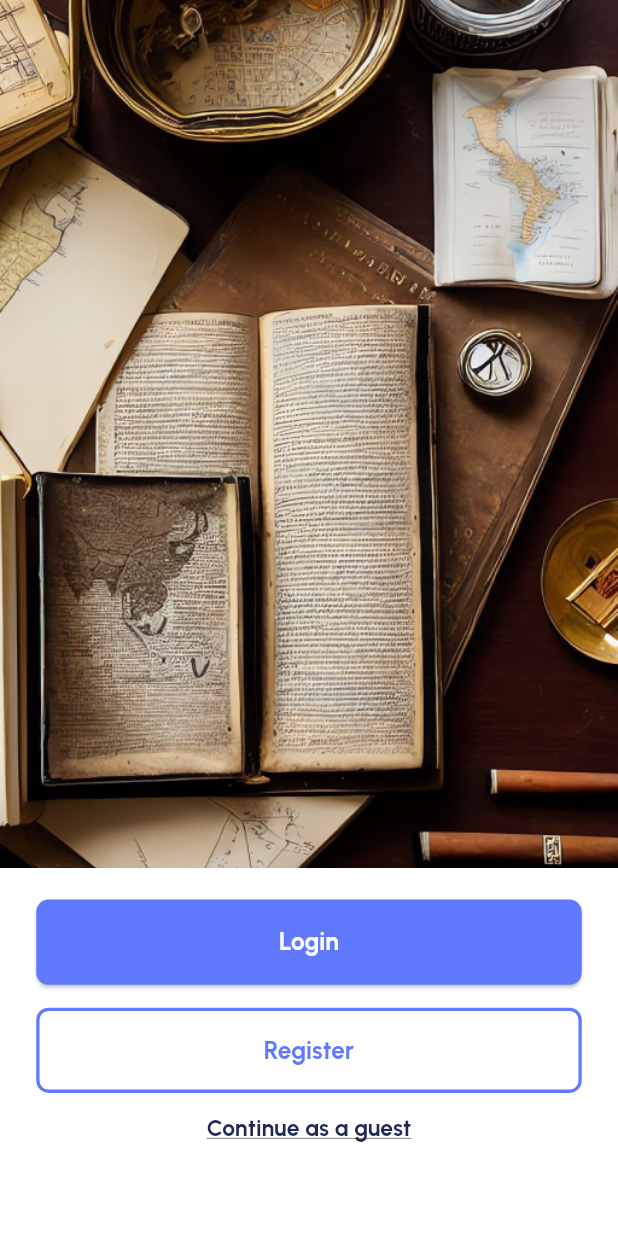
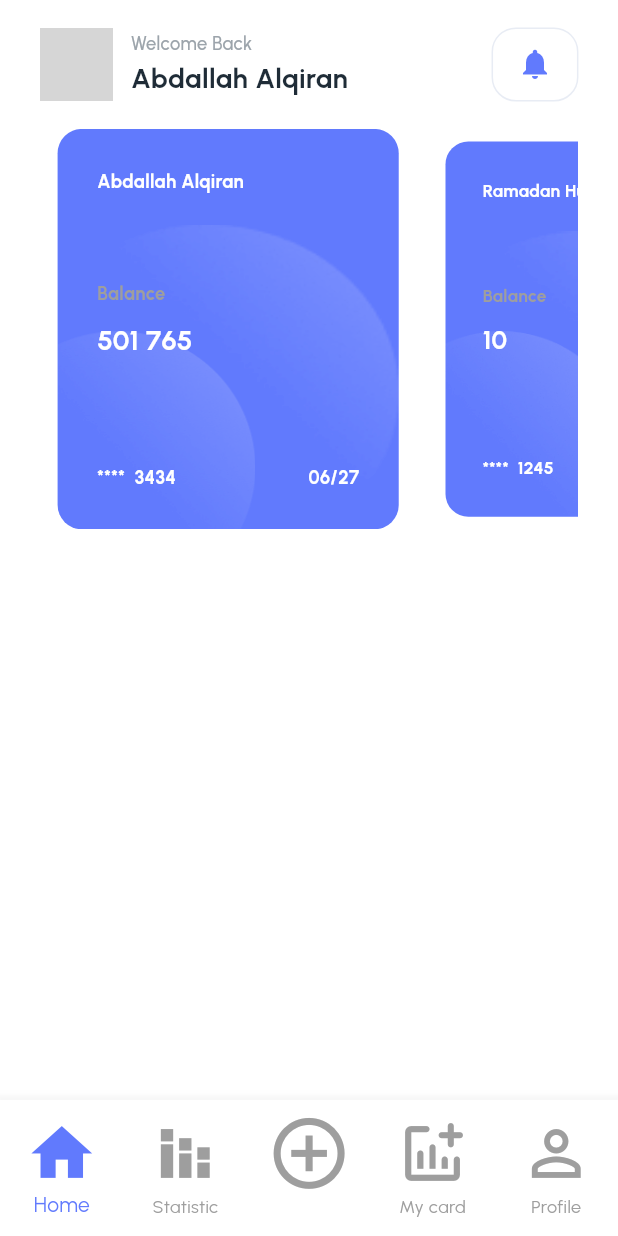
Before and after one commit to Abdallah-Alqiran/finance_app, a Flutter app: the screen it shows after launch, after a tap on "Continue as a guest", on a phone screen of 412 x 824 dp. Run offline on Flutter 3.47's test engine with Material 3 defaults, Android fonts, the phone set to English and light mode, and no system bars; drawn by our look-alikes of carousel_slider; our stand-ins replace flutter_screenutil, flutter_svg, go_router, pin_code_fields; grey boxes are pictures that could not be loaded.

Commit message:
implement custom carosel widget

```diff
--- a/lib/core/styling/app_assets.dart
+++ b/lib/core/styling/app_assets.dart
@@ -1,7 +1,16 @@
 class AppAssets {
   static const String onBoarding = "assets/images/on_board.png";
+  static const String profileImage = "assets/images/profile.jpg";
+  static const String layer1Image = "assets/images/layer1.png";
+  static const String layer2Image = "assets/images/layer2.png";
 
   static const String facebookSvgIcon = "assets/icons/ic_facebook.svg";
   static const String googleSvgIcon = "assets/icons/ic_google.svg";
   static const String appleSvgIcon = "assets/icons/ic_apple.svg";
+
+  static const String statisticSvgIcon = "assets/icons/ic_statistic.svg";
+  static const String plusSvgIcon = "assets/icons/ic_plus.svg";
+  static const String cardSvgIcon = "assets/icons/ic_card.svg";
+  static const String profileSvgIcon = "assets/icons/ic_profile.svg";
+
 }
--- a/lib/core/styling/app_styles.dart
+++ b/lib/core/styling/app_styles.dart
@@ -25,6 +25,13 @@ class AppStyles {
     color: AppColors.blackColor
   );
 
+    static TextStyle black18BoldStyle = TextStyle(
+    fontFamily: AppFonts.mainFontName,
+    fontSize: 18.sp,
+    fontWeight: FontWeight.bold,
+    color: AppColors.blackColor
+  );
+
   static TextStyle gray12MediumStyle = TextStyle(
     fontFamily: AppFonts.mainFontName,
     fontSize: 12.sp,
--- /dev/null
+++ b/lib/features/home_page/home_screen.dart
@@ -0,0 +1,25 @@
+import 'package:finance_app/core/widgets/spacing_widgets.dart';
+import 'package:finance_app/features/home_page/widgets/custom_carousel_widget.dart';
+import 'package:finance_app/features/home_page/widgets/top_profile_notification_widget.dart';
+import 'package:flutter/material.dart';
+
+class HomeScreen extends StatefulWidget {
+  const HomeScreen({super.key});
+
+  @override
+  State<HomeScreen> createState() => _HomeScreenState();
+}
+
+class _HomeScreenState extends State<HomeScreen> {
+  @override
+  Widget build(BuildContext context) {
+    return Column(
+      children: [
+        const HeightSpace(18),
+        TopProfileNotificationWidget(),
+        const HeightSpace(18),
+        CustomCarouselWidget(),
+      ],
+    );
+  }
+}
--- /dev/null
+++ b/lib/features/home_page/widgets/card_item.dart
@@ -0,0 +1,132 @@
+import 'package:finance_app/core/styling/app_assets.dart';
+import 'package:finance_app/core/styling/app_colors.dart';
+import 'package:finance_app/core/styling/app_styles.dart';
+import 'package:finance_app/core/widgets/spacing_widgets.dart';
+import 'package:flutter/material.dart';
+import 'package:flutter_screenutil/flutter_screenutil.dart';
+
+class CardItemWidget extends StatelessWidget {
+  final String cardName;
+  final String totalMoney;
+  final String password;
+  final String expiredDate;
+  final Color? cardColor;
+  const CardItemWidget({
+    super.key,
+    this.cardName = "X Card",
+    this.totalMoney = "100 000 EG",
+    this.password = "3434",
+    this.expiredDate = "06/26",
+    this.cardColor
+  });
+
+  @override
+  Widget build(BuildContext context) {
+    return Stack(
+      children: [
+        Container(
+          width: 207.w,
+          height: 263.h,
+          decoration: BoxDecoration(
+            color: cardColor ?? AppColors.primaryColor,
+            borderRadius: BorderRadius.circular(16.r),
+          ),
+        ),
+
+        Positioned(
+          bottom: 0,
+          left: 0,
+          child: Image.asset(
+            AppAssets.layer2Image,
+            width: 207.w,
+            height: 200.h,
+            fit: BoxFit.fill,
+          ),
+        ),
+        Positioned(
+          bottom: 0,
+          left: 0,
+          child: Image.asset(
+            AppAssets.layer2Image,
+            width: 207.w,
+            height: 200.h,
+            fit: BoxFit.fill,
+          ),
+        ),
+
+        Positioned(
+          bottom: 0,
+          left: 0,
+          child: Image.asset(
+            AppAssets.layer1Image,
+            width: 120.w,
+            height: 130.h,
+            fit: BoxFit.fill,
+          ),
+        ),
+        Positioned(
+          bottom: 0,
+          left: 0,
+          child: Image.asset(
+            AppAssets.layer1Image,
+            width: 120.w,
+            height: 130.h,
+            fit: BoxFit.fill,
+          ),
+        ),
+
+        Positioned(
+          left: 24.w,
+          top: 24.w,
+          child: Column(
+            crossAxisAlignment: CrossAxisAlignment.start,
+            children: [
+              Text(
+                cardName,
+                style: AppStyles.black18BoldStyle.copyWith(
+                  fontSize: 12.sp,
+                  color: Colors.white,
+                ),
+              ),
+              const HeightSpace(57),
+              Text(
+                "Balance",
+                style: AppStyles.black18BoldStyle.copyWith(
+                  fontSize: 12.sp,
+                  color: Colors.grey,
+                ),
+              ),
+              const HeightSpace(10),
+              Text(
+                totalMoney,
+                style: AppStyles.black18BoldStyle.copyWith(color: Colors.white),
+              ),
+            ],
+          ),
+        ),
+        Positioned(
+          bottom: 26.h,
+          right: 24.w,
+          child: Text(
+            expiredDate,
+            style: AppStyles.black18BoldStyle.copyWith(
+              fontSize: 12.sp,
+              color: Colors.white,
+            ),
+          ),
+        ),
+        Positioned(
+          bottom: 26.h,
+          left: 24.w,
+          child: Text(
+            "****  $password",
+            style: AppStyles.black18BoldStyle.copyWith(
+              fontSize: 12.sp,
+              color: Colors.white,
+            ),
+          ),
+        ),
+      ],
+    );
+  }
+}
--- /dev/null
+++ b/lib/features/home_page/widgets/custom_carousel_widget.dart
@@ -0,0 +1,31 @@
+import 'package:finance_app/features/home_page/widgets/card_item.dart';
+import 'package:flutter/material.dart';
+import 'package:carousel_slider/carousel_slider.dart';
+import 'package:flutter_screenutil/flutter_screenutil.dart';
+
+class CustomCarouselWidget extends StatefulWidget {
+  const CustomCarouselWidget({super.key});
+
+  @override
+  State<CustomCarouselWidget> createState() => _CustomCarouselWidgetState();
+}
+
+class _CustomCarouselWidgetState extends State<CustomCarouselWidget> {
+  @override
+  Widget build(BuildContext context) {
+    return CarouselSlider(
+      options: CarouselOptions(
+        height: 263.h,
+        padEnds: false,
+        viewportFraction: 0.7,
+        enlargeCenterPage: true,
+        enlargeFactor: 0.2,
+      ),
+      items: [
+        CardItemWidget(cardName: "Abdallah Alqiran", totalMoney: "501 765", expiredDate: "06/27",),
+        CardItemWidget(cardName: "Ramadan Hussin", expiredDate: "07/28", totalMoney: "10", password: "1245",),
+        CardItemWidget(cardName: "Abdallah Mahmoud", expiredDate: "01/26", totalMoney: "5 000", password: "5761",),
+        ],
+    );
+  }
+}
--- /dev/null
+++ b/lib/features/home_page/widgets/top_profile_notification_widget.dart
@@ -0,0 +1,45 @@
+import 'package:finance_app/core/styling/app_assets.dart';
+import 'package:finance_app/core/styling/app_styles.dart';
+import 'package:finance_app/core/widgets/primary_container_widget.dart';
+import 'package:finance_app/core/widgets/spacing_widgets.dart';
+import 'package:flutter/material.dart';
+import 'package:flutter_screenutil/flutter_screenutil.dart';
+
+class TopProfileNotificationWidget extends StatelessWidget {
+  const TopProfileNotificationWidget({super.key});
+
+  @override
+  Widget build(BuildContext context) {
+    return Row(
+      mainAxisAlignment: MainAxisAlignment.spaceBetween,
+      children: [
+        Row(
+          children: [
+            ClipOval(
+              child: Image.asset(
+                AppAssets.profileImage,
+                width: 48.sp,
+                height: 48.sp,
+                fit: BoxFit.fill,
+              ),
+            ),
+            const WidthSpace(11),
+            Column(
+              crossAxisAlignment: CrossAxisAlignment.start,
+              children: [
+                Text("Welcome Back", style: AppStyles.gray12MediumStyle),
+                const HeightSpace(2),
+                Text("Abdallah Alqiran", style: AppStyles.black18BoldStyle),
+              ],
+            ),
+          ],
+        ),
+        PrimaryContainerWidget(
+          iconData: Icons.notifications,
+          width: 48.w,
+          height: 48.h,
+        ),
+      ],
+    );
+  }
+}
--- a/lib/features/main_screen/main_screen.dart
+++ b/lib/features/main_screen/main_screen.dart
@@ -1,4 +1,7 @@
+import 'package:finance_app/core/styling/app_colors.dart';
+import 'package:finance_app/features/home_page/home_screen.dart';
 import 'package:flutter/material.dart';
+import 'package:flutter_screenutil/flutter_screenutil.dart';
 
 class MainScreen extends StatefulWidget {
   const MainScreen({super.key});
@@ -8,10 +11,52 @@ class MainScreen extends StatefulWidget {
 }
 
 class _MainScreenState extends State<MainScreen> {
+  int currentIndex = 0;
+  List<Widget> screens = [HomeScreen()];
+
   @override
   Widget build(BuildContext context) {
-    return Scaffold(
-
+    return SafeArea(
+      child: Scaffold(
+        body: Padding(
+          padding: EdgeInsets.symmetric(horizontal: 24.w),
+          child: screens[currentIndex],
+        ),
+        bottomNavigationBar: BottomNavigationBar(
+          backgroundColor: AppColors.whiteColor,
+          type: BottomNavigationBarType.fixed,
+          items: [
+            BottomNavigationBarItem(
+              icon: Icon(Icons.home, size: 48.sp),
+              label: "Home",
+            ),
+            BottomNavigationBarItem(
+              icon: Icon(Icons.stacked_bar_chart, size: 48.sp),
+              label: "Statistic",
+            ),
+            BottomNavigationBarItem(
+              icon: Icon(Icons.add_circle_outline_sharp, size: 56.sp),
+              label: "",
+            ),
+            BottomNavigationBarItem(
+              icon: Icon(Icons.addchart_rounded, size: 48.sp),
+              label: "My card",
+            ),
+            BottomNavigationBarItem(
+              icon: Icon(Icons.perm_identity, size: 48.sp),
+              label: "Profile",
+            ),
+          ],
+          selectedItemColor: AppColors.primaryColor,
+          unselectedItemColor: Colors.grey,
+          currentIndex: currentIndex,
+          onTap: (value) {
+            setState(() {
+              currentIndex = value;
+            });
+          },
+        ),
+      ),
     );
   }
 }
--- a/lib/features/on_boarding_screen.dart
+++ b/lib/features/on_boarding_screen.dart
@@ -37,7 +37,9 @@ class OnBoardingScreen extends StatelessWidget {
             buttonText: "Register",
           ),
           TextButton(
-            onPressed: () {},
+            onPressed: () {
+              GoRouter.of(context).pushNamed(AppRoutes.mainScreen);
+            },
             child: Text(
               "Continue as a guest",
               style: AppStyles.navyBlue15BoldStyle.copyWith(
--- a/pubspec.yaml
+++ b/pubspec.yaml
@@ -38,6 +38,8 @@ dependencies:
   go_router: ^16.1.0
   flutter_svg: ^2.2.0
   pin_code_fields: ^8.0.1
+  carousel_slider: ^5.1.1
+  dots_indicator: ^4.0.1
 
 dev_dependencies:
   flutter_test:
```
Also changed, not shown: assets/icons/ic_card.svg (added), assets/icons/ic_plus.svg (added), assets/icons/ic_profile.svg (added), assets/icons/ic_statistic.svg (added), assets/images/layer1.png (added), assets/images/layer2.png (added), pubspec.lock.
